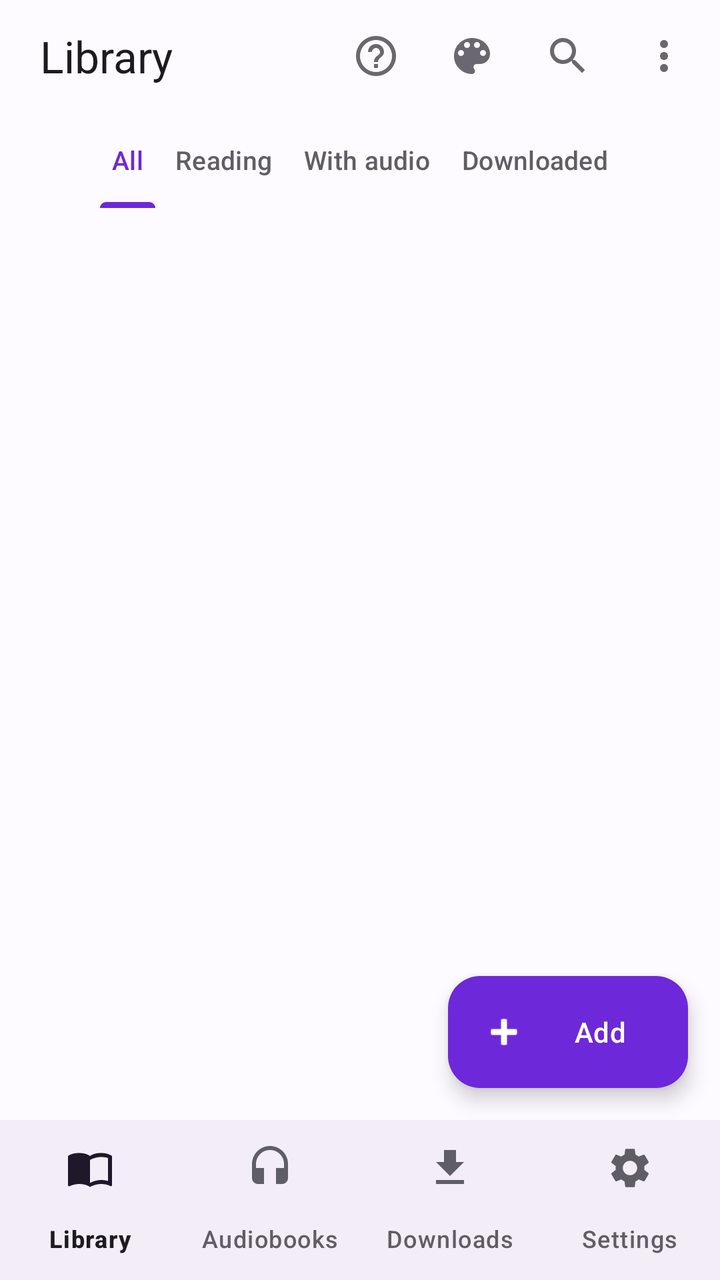
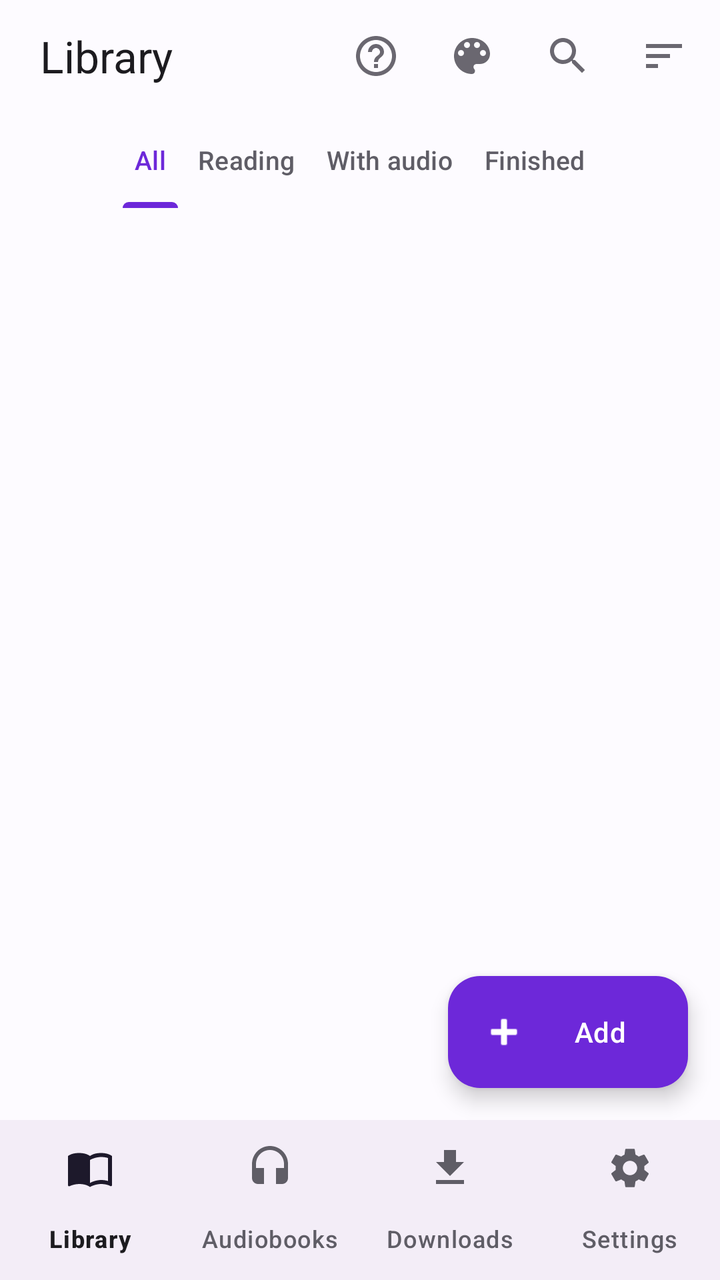

The first picture is an Android layout as it rendered before a commit; the second is the same layout after the commit. The layout source and the unified diff follow.
<!-- AndroidManifest.xml: application theme AppTheme -->
<!-- res/layout/activity_meus_livros.xml -->
<?xml version="1.0" encoding="utf-8"?>
<LinearLayout
    xmlns:android="http://schemas.android.com/apk/res/android"
    xmlns:app="http://schemas.android.com/apk/res-auto"
    android:layout_width="match_parent"
    android:layout_height="match_parent"
    android:orientation="vertical"
    android:background="@color/color_background"
    android:fitsSystemWindows="true">

    <LinearLayout
        android:layout_width="match_parent"
        android:layout_height="56dp"
        android:orientation="horizontal"
        android:paddingStart="4dp"
        android:paddingEnd="4dp"
        android:gravity="center_vertical">

        <ImageButton
            android:id="@+id/btnVoltarBib"
            android:visibility="gone"
            android:layout_width="48dp"
            android:layout_height="48dp"
            android:background="@android:color/transparent"
            android:src="@drawable/ic_voltar"
            app:tint="@color/color_on_surface_dim"
            android:contentDescription="@string/cd_voltar"
            android:tooltipText="@string/cd_voltar"/>

        <TextView
            android:id="@+id/tvTituloBib"
            android:layout_width="0dp"
            android:layout_height="wrap_content"
            android:layout_weight="1"
            android:text="@string/bib_titulo"
            android:textSize="22sp"
            android:textColor="@color/color_on_surface"
            android:layout_marginStart="16dp"/>

        <EditText
            android:id="@+id/etBuscaBib"
            android:layout_width="0dp"
            android:layout_height="48dp"
            android:layout_weight="1"
            android:hint="@string/bib_buscar_hint"
            android:imeOptions="actionSearch"
            android:inputType="text"
            android:maxLines="1"
            android:textColor="@color/color_on_surface"
            android:textSize="16sp"
            android:visibility="gone"
            android:importantForAutofill="no"/>

        
        <ImageButton
            android:id="@+id/btnAprenderBib"
            android:layout_width="48dp"
            android:layout_height="48dp"
            android:background="@android:color/transparent"
            android:src="@drawable/ic_ajuda"
            app:tint="@color/color_on_surface_dim"
            android:contentDescription="@string/aprender_titulo"
            android:tooltipText="@string/aprender_titulo"/>

        <ImageButton
            android:id="@+id/btnTemaBib"
            android:layout_width="48dp"
            android:layout_height="48dp"
            android:background="@android:color/transparent"
            android:src="@drawable/ic_paleta"
            app:tint="@color/color_on_surface_dim"
            android:contentDescription="@string/bib_cd_tema"
            android:tooltipText="@string/bib_cd_tema"/>

        <ImageButton
            android:id="@+id/btnBuscarBib"
            android:layout_width="48dp"
            android:layout_height="48dp"
            android:background="@android:color/transparent"
            android:src="@drawable/ic_buscar"
            app:tint="@color/color_on_surface_dim"
            android:contentDescription="@string/bib_cd_buscar"
            android:tooltipText="@string/bib_cd_buscar"/>

        <ImageButton
            android:id="@+id/btnMaisBib"
            android:layout_width="48dp"
            android:layout_height="48dp"
            android:background="@android:color/transparent"
            android:src="@drawable/ic_mais"
            app:tint="@color/color_on_surface_dim"
            android:contentDescription="@string/cd_mais_opcoes"
            android:tooltipText="@string/cd_mais_opcoes"/>
    </LinearLayout>

    <com.google.android.material.tabs.TabLayout
        android:id="@+id/tabsBib"
        android:layout_width="match_parent"
        android:layout_height="wrap_content"
        android:layout_marginStart="12dp"
        android:layout_marginEnd="12dp"
        android:background="@color/color_background"
        app:tabIndicatorColor="?attr/colorPrimary"
        app:tabSelectedTextColor="?attr/colorPrimary"
        app:tabTextColor="@color/color_on_surface_muted"
        app:tabMode="auto"
        app:tabTextAppearance="@style/TextAppearance.Lyly.Aba"
        app:tabPaddingStart="8dp"
        app:tabPaddingEnd="8dp"
        app:tabMinWidth="0dp"
        app:tabGravity="fill"
        app:tabIndicatorFullWidth="true">

        <com.google.android.material.tabs.TabItem
            android:layout_width="wrap_content"
            android:layout_height="wrap_content"
            android:text="@string/bib_aba_todos"/>

        <com.google.android.material.tabs.TabItem
            android:layout_width="wrap_content"
            android:layout_height="wrap_content"
            android:text="@string/bib_aba_lendo"/>

        <com.google.android.material.tabs.TabItem
            android:layout_width="wrap_content"
            android:layout_height="wrap_content"
            android:text="@string/bib_aba_audio"/>

        <com.google.android.material.tabs.TabItem
            android:layout_width="wrap_content"
            android:layout_height="wrap_content"
            android:text="@string/bib_aba_baixados"/>
    </com.google.android.material.tabs.TabLayout>

    <View
        android:layout_width="match_parent"
        android:layout_height="1dp"
        android:background="@color/color_divider"/>

    <include layout="@layout/view_cartao_gerando_agora"/>

    <FrameLayout
        android:layout_width="match_parent"
        android:layout_height="0dp"
        android:layout_weight="1">

        <androidx.recyclerview.widget.RecyclerView
            android:id="@+id/recyclerBib"
            android:layout_width="match_parent"
            android:layout_height="match_parent"
            android:clipToPadding="false"
            android:paddingStart="10dp"
            android:paddingEnd="10dp"
            android:paddingTop="8dp"
            android:paddingBottom="88dp"
            android:overScrollMode="never"/>

        <LinearLayout
            android:id="@+id/layoutVazioBib"
            android:layout_width="match_parent"
            android:layout_height="match_parent"
            android:orientation="vertical"
            android:gravity="center"
            android:padding="32dp"
            android:visibility="gone">

            <TextView
                android:id="@+id/tvVazioTituloBib"
                android:layout_width="wrap_content"
                android:layout_height="wrap_content"
                android:text="@string/bib_vazio_titulo"
                android:textSize="20sp"
                android:textColor="@color/color_on_surface"
                android:gravity="center"/>

            <TextView
                android:id="@+id/tvVazioTextoBib"
                android:layout_width="wrap_content"
                android:layout_height="wrap_content"
                android:layout_marginTop="8dp"
                android:text="@string/bib_vazio_texto"
                android:textSize="14sp"
                android:textColor="@color/color_on_surface_dim"
                android:gravity="center"/>

            <Button
                android:id="@+id/btnExemploBib"
                style="@style/Widget.Material3.Button.TonalButton"
                android:layout_width="wrap_content"
                android:layout_height="wrap_content"
                android:minHeight="48dp"
                android:layout_marginTop="20dp"
                android:text="@string/bib_exemplo_botao"
                android:textAllCaps="false"
                android:visibility="gone"/>
        </LinearLayout>

        <ProgressBar
            android:id="@+id/pbBib"
            style="?android:attr/progressBarStyleHorizontal"
            android:layout_width="match_parent"
            android:layout_height="wrap_content"
            android:indeterminate="true"
            android:visibility="gone"/>

        <com.google.android.material.floatingactionbutton.ExtendedFloatingActionButton
            android:id="@+id/fabAdicionarBib"
            android:layout_width="wrap_content"
            android:layout_height="wrap_content"
            android:layout_gravity="bottom|end"
            android:layout_margin="16dp"
            android:text="@string/bib_adicionar"
            android:textColor="?attr/colorOnPrimary"
            app:icon="@android:drawable/ic_input_add"
            app:iconTint="?attr/colorOnPrimary"
            app:backgroundTint="?attr/colorPrimary"/>
    </FrameLayout>

    <include
        layout="@layout/view_mini_player"
        android:layout_width="match_parent"
        android:layout_height="wrap_content"/>

    <include layout="@layout/view_barra_navegacao"/>

</LinearLayout>
<!-- res/layout/view_cartao_gerando_agora.xml (included above) -->
<?xml version="1.0" encoding="utf-8"?>
<com.google.android.material.card.MaterialCardView
    xmlns:android="http://schemas.android.com/apk/res/android"
    xmlns:app="http://schemas.android.com/apk/res-auto"
    android:id="@+id/cartaoGerandoAgora"
    android:layout_width="match_parent"
    android:layout_height="wrap_content"
    android:layout_marginStart="16dp"
    android:layout_marginEnd="16dp"
    android:layout_marginTop="8dp"
    android:layout_marginBottom="4dp"
    android:clickable="true"
    android:focusable="true"
    android:visibility="gone"
    app:cardBackgroundColor="@color/color_surface"
    app:cardCornerRadius="12dp"
    app:cardElevation="0dp"
    app:strokeWidth="0dp">

    <LinearLayout
        android:layout_width="match_parent"
        android:layout_height="wrap_content"
        android:orientation="vertical"
        android:paddingStart="16dp"
        android:paddingEnd="16dp"
        android:paddingTop="12dp"
        android:paddingBottom="12dp">

        <LinearLayout
            android:layout_width="match_parent"
            android:layout_height="wrap_content"
            android:orientation="horizontal"
            android:gravity="center_vertical">

            <LinearLayout
                android:layout_width="0dp"
                android:layout_height="wrap_content"
                android:layout_weight="1"
                android:orientation="vertical">

                <TextView
                    android:id="@+id/tvGerandoAgoraRotulo"
                    android:layout_width="match_parent"
                    android:layout_height="wrap_content"
                    android:textColor="?attr/colorPrimary"
                    android:textSize="12sp"
                    android:textAllCaps="true"
                    android:letterSpacing="0.08"/>

                <TextView
                    android:id="@+id/tvGerandoAgoraTexto"
                    android:layout_width="match_parent"
                    android:layout_height="wrap_content"
                    android:layout_marginTop="2dp"
                    android:maxLines="1"
                    android:ellipsize="end"
                    android:textColor="@color/color_on_surface"
                    android:textSize="15sp"/>
            </LinearLayout>

            <TextView
                android:layout_width="wrap_content"
                android:layout_height="wrap_content"
                android:layout_marginStart="12dp"
                android:text="@string/gerando_agora_ver"
                android:textColor="?attr/colorPrimary"
                android:textSize="14sp"/>
        </LinearLayout>

        <ProgressBar
            android:id="@+id/pbGerandoAgora"
            style="?android:attr/progressBarStyleHorizontal"
            android:layout_width="match_parent"
            android:layout_height="6dp"
            android:layout_marginTop="10dp"
            android:max="100"
            android:progressTint="?attr/colorPrimary"
            android:progressBackgroundTint="@color/color_divider"/>
    </LinearLayout>
</com.google.android.material.card.MaterialCardView>
<!-- res/layout/view_mini_player.xml (included above) -->
<?xml version="1.0" encoding="utf-8"?>
<LinearLayout
    xmlns:android="http://schemas.android.com/apk/res/android"
    xmlns:app="http://schemas.android.com/apk/res-auto"
    android:id="@+id/miniPlayerRoot"
    android:layout_width="match_parent"
    android:layout_height="wrap_content"
    android:orientation="vertical"
    android:background="@color/color_surface"
    android:elevation="8dp"
    android:visibility="gone">

    <View
        android:layout_width="match_parent"
        android:layout_height="1dp"
        android:background="@color/color_divider"/>

    
    <LinearLayout
        android:id="@+id/guidedIndicatorBar"
        android:layout_width="match_parent"
        android:layout_height="52dp"
        android:orientation="horizontal"
        android:gravity="center_vertical"
        android:paddingStart="14dp"
        android:paddingEnd="8dp"
        android:background="@color/color_surface"
        android:visibility="gone">

        <TextView
            android:id="@+id/guidedIndicatorText"
            android:layout_width="0dp"
            android:layout_height="wrap_content"
            android:layout_weight="1"
            android:maxLines="1"
            android:ellipsize="end"
            android:textSize="13sp"
            android:textStyle="bold"
            android:textColor="@color/color_on_surface"/>

        <ImageButton
            android:id="@+id/guidedIndicatorPlayPause"
            android:layout_width="48dp"
            android:layout_height="48dp"
            android:layout_marginEnd="4dp"
            android:background="@drawable/bg_botao_tocar"
            android:padding="12dp"
            android:src="@drawable/ic_player_pause"
            app:tint="?attr/colorOnPrimary"
            android:contentDescription="@string/cd_play_pause"
            android:tooltipText="@string/cd_play_pause"/>

        
        <ImageButton
            android:id="@+id/guidedIndicatorFechar"
            android:layout_width="48dp"
            android:layout_height="48dp"
            android:background="@android:color/transparent"
            android:padding="8dp"
            android:src="@drawable/ic_player_fechar"
            app:tint="@color/color_on_surface_muted"
            android:contentDescription="@string/cd_fechar_leitura_guiada"
            android:tooltipText="@string/cd_fechar_leitura_guiada"/>

    </LinearLayout>

    <LinearLayout
        android:id="@+id/miniPlayerBar"
        android:layout_width="match_parent"
        android:layout_height="56dp"
        android:orientation="horizontal"
        android:gravity="center_vertical"
        android:paddingStart="12dp"
        android:paddingEnd="8dp">

        <TextView
            android:id="@+id/miniPlayerNome"
            android:layout_width="0dp"
            android:layout_height="wrap_content"
            android:layout_weight="1"
            android:maxLines="1"
            android:ellipsize="end"
            android:textSize="13sp"
            android:textStyle="bold"
            android:textColor="@color/color_on_surface"/>

        <ImageButton
            android:id="@+id/miniPlayerPlayPause"
            android:layout_width="48dp"
            android:layout_height="48dp"
            android:layout_marginEnd="4dp"
            android:background="@drawable/bg_botao_tocar"
            android:padding="12dp"
            android:src="@drawable/ic_player_play"
            app:tint="?attr/colorOnPrimary"
            android:contentDescription="@string/cd_play_pause"
            android:tooltipText="@string/cd_play_pause"/>

        <ImageButton
            android:id="@+id/miniPlayerExpandir"
            android:layout_width="48dp"
            android:layout_height="48dp"
            android:background="@android:color/transparent"
            android:padding="6dp"
            android:src="@android:drawable/arrow_up_float"
            app:tint="@color/color_on_surface_muted"
            android:contentDescription="@string/cd_expandir_player"
            android:tooltipText="@string/cd_expandir_player"/>

        
        <ImageButton
            android:id="@+id/miniPlayerFechar"
            android:layout_width="48dp"
            android:layout_height="48dp"
            android:background="@android:color/transparent"
            android:padding="8dp"
            android:src="@drawable/ic_player_fechar"
            app:tint="@color/color_on_surface_muted"
            android:contentDescription="@string/cd_fechar_player"
            android:tooltipText="@string/cd_fechar_player"/>

    </LinearLayout>

    <LinearLayout
        android:id="@+id/miniPlayerExpanded"
        android:layout_width="match_parent"
        android:layout_height="wrap_content"
        android:orientation="vertical"
        android:paddingStart="12dp"
        android:paddingEnd="12dp"
        android:paddingBottom="8dp"
        android:visibility="gone">

        <TextView
            android:id="@+id/miniPlayerTempo"
            android:layout_width="match_parent"
            android:layout_height="wrap_content"
            android:gravity="end"
            android:textSize="12sp"
            android:textColor="@color/color_on_surface_muted"
            android:text="@string/tempo_inicial"/>

        <SeekBar
            android:id="@+id/miniPlayerSeek"
            android:contentDescription="@string/cd_posicao_audio"
            android:layout_width="match_parent"
            android:layout_height="wrap_content"
            android:progressTint="@color/color_primary"/>

        
        <LinearLayout
            android:layout_width="match_parent"
            android:layout_height="wrap_content"
            android:gravity="center"
            android:orientation="horizontal"
            android:layout_marginTop="4dp">

            <Button
                android:id="@+id/miniPlayerRecuar"
                style="@style/Widget.Material3.Button.TextButton"
                android:layout_width="0dp"
                android:layout_height="wrap_content"
                android:layout_weight="1"
                android:minWidth="0dp"
                android:text="@string/mini_player_recuar"
                android:textColor="@color/color_on_surface"
                android:textSize="15sp"/>

            <ImageButton
                android:id="@+id/miniPlayerPlayPauseGrande"
                android:layout_width="56dp"
                android:layout_height="56dp"
                android:padding="14dp"
                android:background="@drawable/bg_botao_tocar"
                android:src="@drawable/ic_player_play"
                app:tint="?attr/colorOnPrimary"
                android:contentDescription="@string/cd_play_pause"
                android:tooltipText="@string/cd_play_pause"/>

            <Button
                android:id="@+id/miniPlayerAvancar"
                style="@style/Widget.Material3.Button.TextButton"
                android:layout_width="0dp"
                android:layout_height="wrap_content"
                android:layout_weight="1"
                android:minWidth="0dp"
                android:text="@string/mini_player_avancar"
                android:textColor="@color/color_on_surface"
                android:textSize="15sp"/>

        </LinearLayout>

        <LinearLayout
            android:layout_width="match_parent"
            android:layout_height="wrap_content"
            android:orientation="horizontal"
            android:layout_marginTop="4dp">

            <Button
                android:id="@+id/miniPlayerVel075"
                style="@style/Widget.Material3.Button.TextButton"
                android:layout_width="0dp"
                android:layout_height="wrap_content"
                android:layout_weight="1"
                android:minWidth="0dp"
                android:paddingStart="2dp"
                android:paddingEnd="2dp"
                android:maxLines="1"
                android:text="@string/mini_player_vel_075"
                android:textColor="@color/color_on_surface"
                android:textSize="13sp"/>

            <Button
                android:id="@+id/miniPlayerVel100"
                style="@style/Widget.Material3.Button.TextButton"
                android:layout_width="0dp"
                android:layout_height="wrap_content"
                android:layout_weight="1"
                android:minWidth="0dp"
                android:paddingStart="2dp"
                android:paddingEnd="2dp"
                android:maxLines="1"
                android:text="@string/mini_player_vel_100"
                android:textColor="@color/color_on_surface"
                android:textSize="13sp"/>

            <Button
                android:id="@+id/miniPlayerVel125"
                style="@style/Widget.Material3.Button.TextButton"
                android:layout_width="0dp"
                android:layout_height="wrap_content"
                android:layout_weight="1"
                android:minWidth="0dp"
                android:paddingStart="2dp"
                android:paddingEnd="2dp"
                android:maxLines="1"
                android:text="@string/mini_player_vel_125"
                android:textColor="@color/color_on_surface"
                android:textSize="13sp"/>

            <Button
                android:id="@+id/miniPlayerVel150"
                style="@style/Widget.Material3.Button.TextButton"
                android:layout_width="0dp"
                android:layout_height="wrap_content"
                android:layout_weight="1"
                android:minWidth="0dp"
                android:paddingStart="2dp"
                android:paddingEnd="2dp"
                android:maxLines="1"
                android:text="@string/mini_player_vel_150"
                android:textColor="@color/color_on_surface"
                android:textSize="13sp"/>

            <Button
                android:id="@+id/miniPlayerVel200"
                style="@style/Widget.Material3.Button.TextButton"
                android:layout_width="0dp"
                android:layout_height="wrap_content"
                android:layout_weight="1"
                android:minWidth="0dp"
                android:paddingStart="2dp"
                android:paddingEnd="2dp"
                android:maxLines="1"
                android:text="@string/mini_player_vel_200"
                android:textColor="@color/color_on_surface"
                android:textSize="13sp"/>

        </LinearLayout>

        <LinearLayout
            android:layout_width="match_parent"
            android:layout_height="wrap_content"
            android:orientation="horizontal"
            android:layout_marginTop="4dp">

            <Button
                android:id="@+id/miniPlayerSleepTimer"
                style="@style/Widget.Material3.Button.TextButton"
                android:layout_width="0dp"
                android:layout_height="wrap_content"
                android:layout_weight="1"
                android:minWidth="0dp"
                android:maxLines="1"
                android:text="😴"
                android:textSize="14sp"
                android:textColor="@color/color_on_surface"
                android:contentDescription="@string/cd_sleep_timer"/>

            <Button
                android:id="@+id/miniPlayerLerLivro"
                android:layout_width="0dp"
                android:layout_weight="1"
                android:minWidth="0dp"
                android:maxLines="2"
                android:layout_height="wrap_content"
                android:text="@string/mini_player_ler_livro"
                android:textColor="@color/color_on_surface"
                android:textSize="14sp"
                android:visibility="gone"
                style="@style/Widget.Material3.Button.TextButton"/>

            <Button
                android:id="@+id/miniPlayerCapitulos"
                android:layout_width="0dp"
                android:layout_weight="1"
                android:minWidth="0dp"
                android:maxLines="2"
                android:layout_height="wrap_content"
                android:text="@string/action_capitulos"
                android:textColor="@color/color_on_surface"
                android:textSize="14sp"
                android:visibility="gone"
                style="@style/Widget.Material3.Button.TextButton"/>

        </LinearLayout>

    </LinearLayout>

</LinearLayout>
<!-- res/layout/view_barra_navegacao.xml (included above) -->
<?xml version="1.0" encoding="utf-8"?>
<com.google.android.material.bottomnavigation.BottomNavigationView
    xmlns:android="http://schemas.android.com/apk/res/android"
    xmlns:app="http://schemas.android.com/apk/res-auto"
    android:id="@+id/navPrincipal"
    android:layout_width="match_parent"
    android:layout_height="wrap_content"
    android:background="?attr/lylyBarraNavegacao"
    app:menu="@menu/menu_navegacao_principal"
    app:labelVisibilityMode="labeled"/>
<!-- resources referenced by this layout -->
<resources>
  <!-- drawable bg_botao_tocar (drawable) -->
  <?xml version="1.0" encoding="utf-8"?>
  <shape xmlns:android="http://schemas.android.com/apk/res/android"
      android:shape="oval">
      <solid android:color="?attr/colorPrimary"/>
  </shape>
  <!-- drawable ic_mais (drawable) -->
  <?xml version="1.0" encoding="utf-8"?>
  <vector xmlns:android="http://schemas.android.com/apk/res/android"
      android:width="24dp"
      android:height="24dp"
      android:viewportWidth="24"
      android:viewportHeight="24">
      <path
          android:fillColor="#FFFFFFFF"
          android:pathData="M12,8c1.1,0 2,-0.9 2,-2s-0.9,-2 -2,-2 -2,0.9 -2,2 0.9,2 2,2zM12,10c-1.1,0 -2,0.9 -2,2s0.9,2 2,2 2,-0.9 2,-2 -0.9,-2 -2,-2zM12,16c-1.1,0 -2,0.9 -2,2s0.9,2 2,2 2,-0.9 2,-2 -0.9,-2 -2,-2z"/>
  </vector>
  <!-- drawable ic_player_play (drawable) -->
  <?xml version="1.0" encoding="utf-8"?>
  <vector xmlns:android="http://schemas.android.com/apk/res/android"
      android:width="24dp"
      android:height="24dp"
      android:viewportWidth="24"
      android:viewportHeight="24">
      <path
          android:fillColor="#FFFFFFFF"
          android:pathData="M8,5v14l11,-7z"/>
  </vector>
  <string name="action_capitulos">Chapters</string>
  <string name="aprender_titulo">Learn the app</string>
  <string name="bib_aba_audio">With audio</string>
  <string name="bib_aba_baixados">Downloaded</string>
  <string name="bib_aba_lendo">Reading</string>
  <string name="bib_aba_todos">All</string>
  <string name="bib_adicionar">Add</string>
  <string name="bib_buscar_hint">Search your library</string>
  <string name="bib_cd_buscar">Search the library</string>
  <string name="bib_cd_tema">Change theme</string>
  <string name="bib_exemplo_botao">Try with a sample book</string>
  <string name="bib_titulo">Library</string>
  <string name="bib_vazio_texto">Add a book from your device or search for free books.</string>
  <string name="bib_vazio_titulo">Your library starts here</string>
  <string name="cd_expandir_player">Expand player</string>
  <string name="cd_fechar_leitura_guiada">Close guided reading</string>
  <string name="cd_fechar_player">Close player</string>
  <string name="cd_mais_opcoes">More options</string>
  <string name="cd_play_pause">Play/Pause</string>
  <string name="cd_posicao_audio">Playback position</string>
  <string name="cd_sleep_timer">Sleep timer</string>
  <string name="cd_voltar">Back</string>
  <string name="gerando_agora_ver">View</string>
  <string name="mini_player_avancar">+15s</string>
  <string name="mini_player_ler_livro">📖 Read this book</string>
  <string name="mini_player_recuar">-15s</string>
  <string name="mini_player_vel_075">0.75x</string>
  <string name="mini_player_vel_100">1x</string>
  <string name="mini_player_vel_125">1.25x</string>
  <string name="mini_player_vel_150">1.5x</string>
  <string name="mini_player_vel_200">2x</string>
  <string name="tempo_inicial">0:00 / 0:00</string>
  <style name="TextAppearance.Lyly.Aba" parent="TextAppearance.Material3.TitleSmall">
          <item name="android:textSize">13sp</item>
          <item name="android:maxLines">1</item>
          <item name="textAllCaps">false</item>
      </style>
  <style name="LylyTransicao">
          <item name="android:activityOpenEnterAnimation">@anim/fade_in</item>
          <item name="android:activityOpenExitAnimation">@anim/fade_out</item>
          <item name="android:activityCloseEnterAnimation">@anim/fade_in</item>
          <item name="android:activityCloseExitAnimation">@anim/fade_out</item>
      </style>
  <style name="LylyFolhaDialogo" parent="ThemeOverlay.Material3.BottomSheetDialog">
          <item name="bottomSheetStyle">@style/LylyFolha</item>
      </style>
  <style name="LylyFolha" parent="Widget.Material3.BottomSheet.Modal">
          <item name="behavior_skipCollapsed">true</item>
      </style>
  <!-- unchanged entries left out for length: 9 -->
</resources>

<!-- the commit's change to res/layout/activity_meus_livros.xml (unified diff, before → after) -->
@@ -83,14 +83,14 @@
             android:tooltipText="@string/bib_cd_buscar"/>
 
         <ImageButton
-            android:id="@+id/btnMaisBib"
-            android:layout_width="48dp"
-            android:layout_height="48dp"
-            android:background="@android:color/transparent"
-            android:src="@drawable/ic_mais"
+            android:id="@+id/btnOrdenarBib"
+            android:layout_width="48dp"
+            android:layout_height="48dp"
+            android:background="@android:color/transparent"
+            android:src="@drawable/ic_ordenar"
             app:tint="@color/color_on_surface_dim"
-            android:contentDescription="@string/cd_mais_opcoes"
-            android:tooltipText="@string/cd_mais_opcoes"/>
+            android:contentDescription="@string/bib_ordenar"
+            android:tooltipText="@string/bib_ordenar"/>
     </LinearLayout>
 
     <com.google.android.material.tabs.TabLayout
@@ -129,7 +129,7 @@
         <com.google.android.material.tabs.TabItem
             android:layout_width="wrap_content"
             android:layout_height="wrap_content"
-            android:text="@string/bib_aba_baixados"/>
+            android:text="@string/bib_aba_lidos"/>
     </com.google.android.material.tabs.TabLayout>
 
     <View
<!-- resource entries referenced after the edit -->
@@ -6,7 +6,7 @@
       android:shape="oval">
       <solid android:color="?attr/colorPrimary"/>
   </shape>
-  <!-- drawable ic_mais (drawable) -->
+  <!-- drawable ic_ordenar (drawable) -->
   <?xml version="1.0" encoding="utf-8"?>
   <vector xmlns:android="http://schemas.android.com/apk/res/android"
       android:width="24dp"
@@ -15,7 +15,7 @@
       android:viewportHeight="24">
       <path
           android:fillColor="#FFFFFFFF"
-          android:pathData="M12,8c1.1,0 2,-0.9 2,-2s-0.9,-2 -2,-2 -2,0.9 -2,2 0.9,2 2,2zM12,10c-1.1,0 -2,0.9 -2,2s0.9,2 2,2 2,-0.9 2,-2 -0.9,-2 -2,-2zM12,16c-1.1,0 -2,0.9 -2,2s0.9,2 2,2 2,-0.9 2,-2 -0.9,-2 -2,-2z"/>
+          android:pathData="M3,18h6v-2L3,16v2zM3,6v2h18L21,6L3,6zM3,13h12v-2L3,11v2z"/>
   </vector>
   <!-- drawable ic_player_play (drawable) -->
   <?xml version="1.0" encoding="utf-8"?>
@@ -31,21 +31,21 @@
   <string name="action_capitulos">Chapters</string>
   <string name="aprender_titulo">Learn the app</string>
   <string name="bib_aba_audio">With audio</string>
-  <string name="bib_aba_baixados">Downloaded</string>
   <string name="bib_aba_lendo">Reading</string>
+  <string name="bib_aba_lidos">Finished</string>
   <string name="bib_aba_todos">All</string>
   <string name="bib_adicionar">Add</string>
   <string name="bib_buscar_hint">Search your library</string>
   <string name="bib_cd_buscar">Search the library</string>
   <string name="bib_cd_tema">Change theme</string>
   <string name="bib_exemplo_botao">Try with a sample book</string>
+  <string name="bib_ordenar">Sort by…</string>
   <string name="bib_titulo">Library</string>
   <string name="bib_vazio_texto">Add a book from your device or search for free books.</string>
   <string name="bib_vazio_titulo">Your library starts here</string>
   <string name="cd_expandir_player">Expand player</string>
   <string name="cd_fechar_leitura_guiada">Close guided reading</string>
   <string name="cd_fechar_player">Close player</string>
-  <string name="cd_mais_opcoes">More options</string>
   <string name="cd_play_pause">Play/Pause</string>
   <string name="cd_posicao_audio">Playback position</string>
   <string name="cd_sleep_timer">Sleep timer</string>
